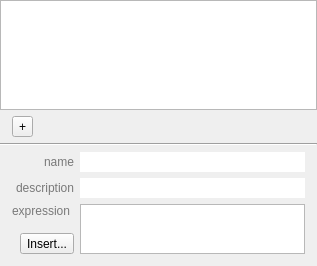
acquaman/acquaman, file source/ui/AMChannelEditor.ui: the form before one commit.
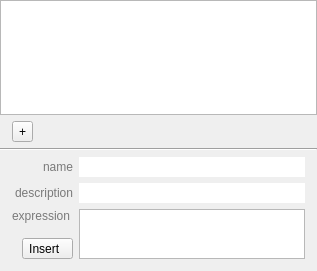
The form after the commit. Custom widgets are drawn as their Qt base class.

Commit message: fixed restoring run ids when cancelling AMNewRunDialog. created new default run in AMFirstTimeController.

Diff of the .ui file:
```diff
--- a/source/ui/AMChannelEditor.ui
+++ b/source/ui/AMChannelEditor.ui
@@ -7,7 +7,7 @@
     <x>0</x>
     <y>0</y>
     <width>317</width>
-    <height>266</height>
+    <height>271</height>
    </rect>
   </property>
   <property name="sizePolicy">
@@ -177,7 +177,7 @@
            <item>
             <widget class="QToolButton" name="insertButton">
              <property name="text">
-              <string>Insert...</string>
+              <string>Insert  </string>
              </property>
              <property name="popupMode">
               <enum>QToolButton::InstantPopup</enum>
```
The commit also changes 2 other files.
